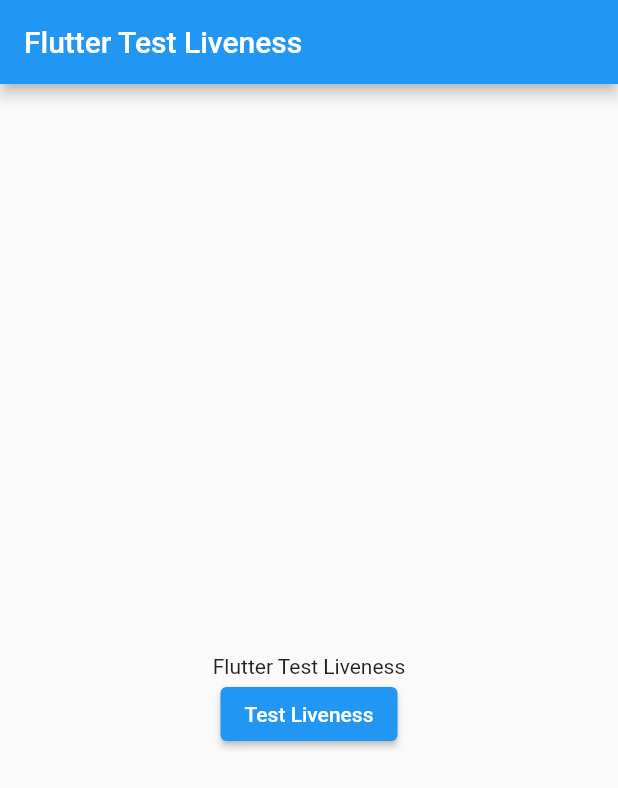
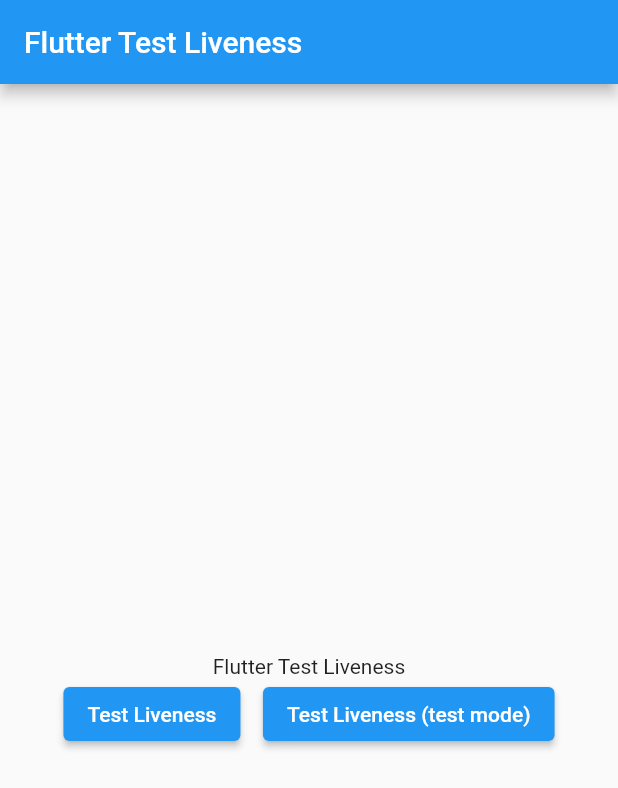
Before and after one commit to ozaenzenzen/flutter_test_liveness, a Flutter app: the screen it shows after launch, on a phone screen of 412 x 824 dp. Shown: the top 788 px of the screen. Run offline on Flutter 3.47's test engine with Material 2 defaults, Android fonts, the phone set to English and light mode, and no system bars; our stand-ins replace camera, get, google_fonts; missing offline and left inert: qoin_saas_liveness; Roboto replaces fonts that are missing (Mukta).

Commit message:
update home screen

```diff
--- a/lib/home_screen.dart
+++ b/lib/home_screen.dart
@@ -47,125 +47,47 @@
                 "Flutter Test Liveness",
                 style: GoogleFonts.mukta(),
               ),
+              Row(
+                mainAxisAlignment: MainAxisAlignment.center,
+                children: [
                   ElevatedButton(
                     onPressed: () {
                       Navigator.push(
                         context,
                         MaterialPageRoute(
                           builder: (context) {
-                        return const CameraScreen();
-                        // return QoinSaasLivenessCamera(
-                        //   onControllerCreated: (controller) {
-                        //     cameraController = controller;
-                        //   },
-                        //   child: const OvalClip(),
-                        //   onOpenMouthDetected: (face) {
-                        //     debugPrint("onOpenMouthDetected");
-                        //   },
-                        //   onNodDetected: (face) {
-                        //     debugPrint("onNodDetected");
-                        //   },
-                        //   onBlinkDetected: (face) {
-                        //     debugPrint("onBlinkDetected");
-                        //   },
-                        //   onFaceDetected: (face) {
-                        //     debugPrint("onFaceDetected");
-                        //   },
-                        //   onFaceLoss: () {
-                        //     debugPrint("onFaceLoss");
-                        //   },
-                        //   // onMultipleFaceDetected: () {
-                        //   //   debugPrint("onMultipleFaceDetected");
-                        //   // },
-                        // );
-
-                        // return const FaceDetectorView();
-
-                        // return const LivenessScreen();
-
-                        // return QoinSaasLivenessCamera(
-                        //   onControllerCreated: (controller) {
-                        //     cameraController = controller;
-                        //   },
-                        //   child: OvalClip(),
-                        //   onOpenMouthDetected: (face) {
-                        //     debugPrint("onOpenMouthDetected");
-                        //   },
-                        //   onNodDetected: (face) {
-                        //     debugPrint("onNodDetected");
-                        //   },
-                        //   onBlinkDetected: (face) {
-                        //     debugPrint("onBlinkDetected");
-                        //   },
-                        //   onFaceDetected: (face) {
-                        //     debugPrint("onFaceDetected");
-                        //   },
-                        //   onFaceLoss: () {
-                        //     debugPrint("onFaceLoss");
-                        //   },
-                        //   onMultipleFaceDetected: () {
-                        //     debugPrint("onMultipleFaceDetected");
-                        //   },
-                        //   onResult: (image, result) async {
-                        //     debugPrint("onResult");
-                        //     // List<Face> faceResult = result;
-                        //     // bool isPassed = false;
-                        //     // if (faceResult.isEmpty && faceFound) {
-                        //     //   debugPrint("Face Lost");
-                        //     // } else if (faceResult.length > 1) {
-                        //     //   debugPrint("Multiple Face Detected");
-                        //     // } else if (faceResult.isNotEmpty) {
-                        //     //   faceFound = true;
-                        //     //   setState(() {});
-                        //     //   //same face checker
-                        //     //   // var valid = await validateFace();
-                        //     //   // if (valid != null) {
-                        //     //   //   fail(valid);
-                        //     //   //   return;
-                        //     //   // }
-                        //     //   if (selectedMotion![motionProgress][0] != MotionType.TakePict) {
-                        //     //     isPassed = motionCheck(faceResult.last);
-                        //     //   }
-                        //     // }
-                        //     // if (isPassed) {
-                        //     //   if (motionProgress < widget.motionCount) {
-                        //     //     motionProgress++;
-                        //     //   } else {
-                        //     //     Navigator.pop(context);
-                        //     //   }
-                        //     // }
-
-                        //     // setState(() {});
-                        //   },
-                        // );
+                            return const CameraScreen(
+                              testMode: false,
+                            );
                           },
                         ),
                       );
-
-                  // showDialog(
-                  //   context: context,
-                  //   builder: (context) {
-                  //     return Dialog(
-                  //       child: Container(
-                  //         padding: const EdgeInsets.all(16),
-                  //         color: Colors.white,
-                  //         width: MediaQuery.of(context).size.width * 0.7,
-                  //         child: Column(
-                  //           mainAxisSize: MainAxisSize.min,
-                  //           children: const [
-                  //             Text("Title"),
-                  //             Text("Subtitle"),
-                  //           ],
-                  //         ),
-                  //       ),
-                  //     );
-                  //   },
-                  // );
                     },
                     child: Text(
                       "Test Liveness",
                       style: GoogleFonts.mukta(),
                     ),
+                  ),
+                  const SizedBox(width: 15),
+                  ElevatedButton(
+                    onPressed: () {
+                      Navigator.push(
+                        context,
+                        MaterialPageRoute(
+                          builder: (context) {
+                            return const CameraScreen(
+                              testMode: true,
+                            );
+                          },
+                        ),
+                      );
+                    },
+                    child: Text(
+                      "Test Liveness (test mode)",
+                      style: GoogleFonts.mukta(),
+                    ),
+                  ),
+                ],
               ),
             ],
           ),
@@ -173,62 +95,4 @@
       ),
     );
   }
-
-  // Offset? highestY(List<Offset> offsets) {
-  //   Offset? max;
-  //   for (var element in offsets) {
-  //     if (max == null) {
-  //       max = element;
-  //     } else if (max.dy < element.dy) {
-  //       max = element;
-  //     }
-  //   }
-  //   return max;
-  // }
-
-  // Offset? lowestY(List<Offset> offsets) {
-  //   Offset? min;
-  //   for (var element in offsets) {
-  //     if (min == null) {
-  //       min = element;
-  //     } else if (min.dy > element.dy) {
-  //       min = element;
-  //     }
-  //   }
-  //   return min;
-  // }
-
-  // bool motionCheck(Face face) {
-  //   bool isPassed = false;
-
-  //   //blink checker
-  //   if (face.leftEyeOpenProbability! < 0.1 && face.rightEyeOpenProbability! < 0.1) {
-  //     if (selectedMotion![motionProgress][0] == MotionType.Blink) {
-  //       isPassed = true;
-  //     }
-  //   }
-
-  //   //open mouth checker
-  //   List<Offset>? upperLipBottom = face.getContour(FaceContourType.upperLipBottom)?.positionsList;
-  //   List<Offset>? lowerLipTop = face.getContour(FaceContourType.lowerLipTop)?.positionsList;
-  //   var openMouthProbablity = highestY(upperLipBottom!)!.dy - lowestY(lowerLipTop!)!.dy < -10 ? true : false;
-  //   if (openMouthProbablity) {
-  //     if (selectedMotion![motionProgress][0] == MotionType.OpenMouth) {
-  //       isPassed = true;
-  //     } else {
-  //       debugPrint("Wrong movement");
-  //     }
-  //   }
-
-  //   //nod checker
-  //   var headEulerAngleY = face.headEulerAngleY!;
-  //   if (headEulerAngleY > 20 || headEulerAngleY < -20) {
-  //     if (selectedMotion![motionProgress][0] == MotionType.ShakeHead) {
-  //       isPassed = true;
-  //     } else {
-  //       debugPrint("Wrong movement");
-  //     }
-  //   }
-  //   return isPassed;
-  // }
 }
```
Lines whose indentation alone changed are shown as unchanged.
